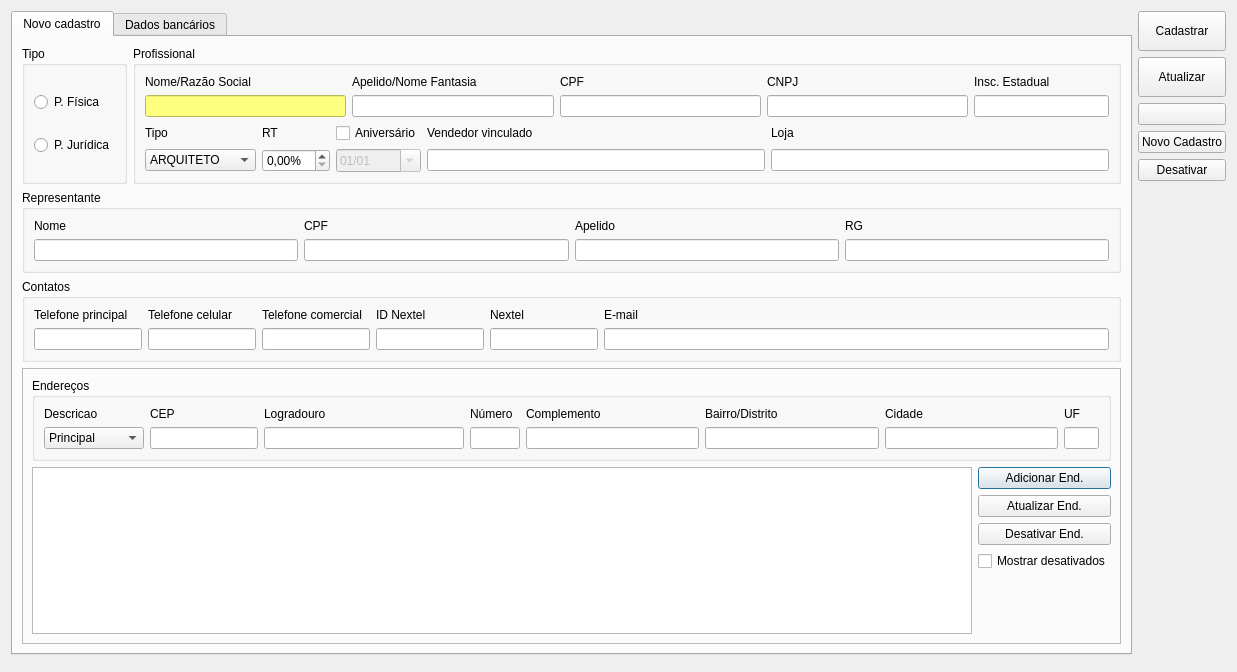
darktorres/ERP-STACCATO, file ui/cadastroprofissional.ui: the form before one commit.
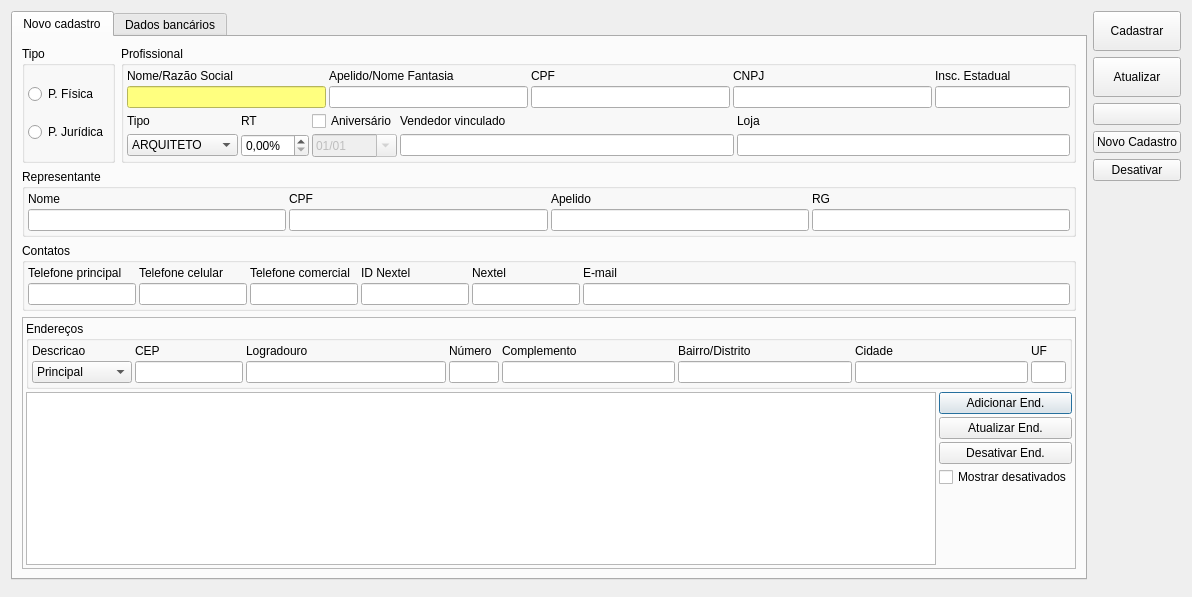
The form after the commit. Icons and pictures are not drawn. Custom widgets are drawn as their Qt base class.

The edit to the form file:
```diff
--- a/ui/cadastroprofissional.ui
+++ b/ui/cadastroprofissional.ui
@@ -9,8 +9,8 @@
    <rect>
     <x>0</x>
     <y>0</y>
-    <width>1237</width>
-    <height>672</height>
+    <width>1192</width>
+    <height>597</height>
    </rect>
   </property>
   <property name="windowTitle">
@@ -39,6 +39,21 @@
           <enum>QFrame::Raised</enum>
          </property>
          <layout class="QGridLayout" name="gridLayout_21">
+          <property name="leftMargin">
+           <number>3</number>
+          </property>
+          <property name="topMargin">
+           <number>3</number>
+          </property>
+          <property name="rightMargin">
+           <number>3</number>
+          </property>
+          <property name="bottomMargin">
+           <number>3</number>
+          </property>
+          <property name="spacing">
+           <number>3</number>
+          </property>
           <item row="1" column="0">
            <widget class="TableView" name="tableEndereco">
             <property name="mouseTracking">
@@ -70,6 +85,21 @@
              <string>Endereços</string>
             </property>
             <layout class="QGridLayout" name="gridLayout_22">
+             <property name="leftMargin">
+              <number>3</number>
+             </property>
+             <property name="topMargin">
+              <number>3</number>
+             </property>
+             <property name="rightMargin">
+              <number>3</number>
+             </property>
+             <property name="bottomMargin">
+              <number>3</number>
+             </property>
+             <property name="spacing">
+              <number>3</number>
+             </property>
              <item row="1" column="5">
               <widget class="QLineEdit" name="lineEditBairro">
                <property name="minimumSize">
@@ -361,6 +391,21 @@
                <bool>false</bool>
               </property>
               <layout class="QGridLayout" name="gridLayout_3">
+               <property name="leftMargin">
+                <number>3</number>
+               </property>
+               <property name="topMargin">
+                <number>3</number>
+               </property>
+               <property name="rightMargin">
+                <number>3</number>
+               </property>
+               <property name="bottomMargin">
+                <number>3</number>
+               </property>
+               <property name="spacing">
+                <number>3</number>
+               </property>
                <item row="0" column="0">
                 <layout class="QGridLayout" name="gridLayout_6">
                  <item row="0" column="1">
@@ -593,6 +638,21 @@
                <string>Tipo</string>
               </property>
               <layout class="QVBoxLayout" name="verticalLayout_4">
+               <property name="spacing">
+                <number>3</number>
+               </property>
+               <property name="leftMargin">
+                <number>3</number>
+               </property>
+               <property name="topMargin">
+                <number>3</number>
+               </property>
+               <property name="rightMargin">
+                <number>3</number>
+               </property>
+               <property name="bottomMargin">
+                <number>3</number>
+               </property>
                <item>
                 <widget class="QRadioButton" name="radioButtonPF">
                  <property name="sizePolicy">
@@ -628,6 +688,21 @@
                <string>Representante</string>
               </property>
               <layout class="QGridLayout" name="gridLayout_8">
+               <property name="leftMargin">
+                <number>3</number>
+               </property>
+               <property name="topMargin">
+                <number>3</number>
+               </property>
+               <property name="rightMargin">
+                <number>3</number>
+               </property>
+               <property name="bottomMargin">
+                <number>3</number>
+               </property>
+               <property name="spacing">
+                <number>3</number>
+               </property>
                <item row="0" column="2">
                 <widget class="QLabel" name="labelCPFContato">
                  <property name="text">
@@ -738,6 +813,21 @@
                <string>Contatos</string>
               </property>
               <layout class="QGridLayout" name="gridLayout_9">
+               <property name="leftMargin">
+                <number>3</number>
+               </property>
+               <property name="topMargin">
+                <number>3</number>
+               </property>
+               <property name="rightMargin">
+                <number>3</number>
+               </property>
+               <property name="bottomMargin">
+                <number>3</number>
+               </property>
+               <property name="spacing">
+                <number>3</number>
+               </property>
                <item row="1" column="1">
                 <widget class="LineEditTel" name="lineEditTel_Cel">
                  <property name="sizePolicy">
```
Left out of the diff: 15 changed lines with no effect on the pictures.
